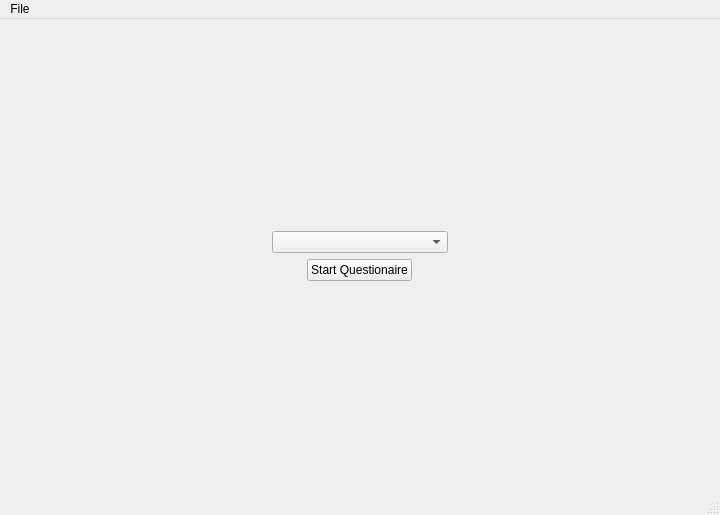
This is MainWindow.ui in BigMoonTech/VeToolsDiagnostic as Qt 5 draws it before an edit. The edited form follows.
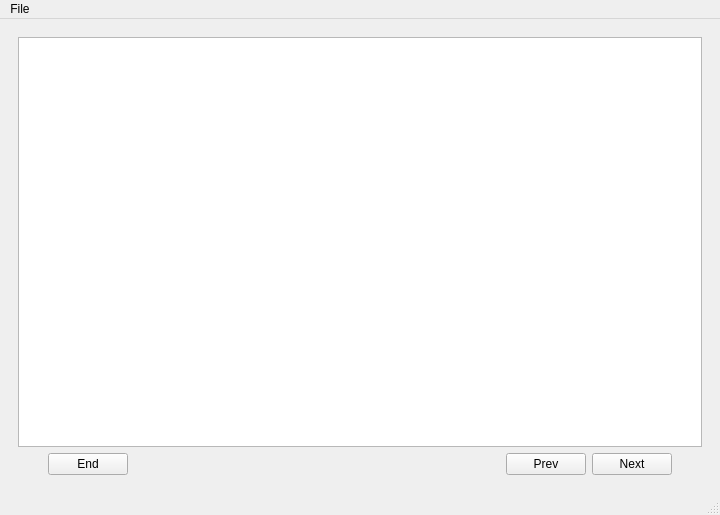
This is the edited form. The open tabs and pages were chosen to show the change.

Diff of the .ui file:
```diff
--- a/MainWindow.ui
+++ b/MainWindow.ui
@@ -330,6 +330,61 @@
         </item>
        </layout>
       </widget>
+      <widget class="QWidget" name="page">
+       <layout class="QVBoxLayout" name="verticalLayout_6">
+        <item>
+         <widget class="QTextBrowser" name="education_textbox">
+          <property name="openLinks">
+           <bool>false</bool>
+          </property>
+         </widget>
+        </item>
+        <item>
+         <layout class="QHBoxLayout" name="horizontalLayout_3">
+          <property name="leftMargin">
+           <number>30</number>
+          </property>
+          <property name="rightMargin">
+           <number>30</number>
+          </property>
+          <item>
+           <widget class="QPushButton" name="end_button_2">
+            <property name="text">
+             <string>End</string>
+            </property>
+           </widget>
+          </item>
+          <item>
+           <spacer name="horizontalSpacer_9">
+            <property name="orientation">
+             <enum>Qt::Horizontal</enum>
+            </property>
+            <property name="sizeHint" stdset="0">
+             <size>
+              <width>40</width>
+              <height>20</height>
+             </size>
+            </property>
+           </spacer>
+          </item>
+          <item>
+           <widget class="QPushButton" name="prev_button_2">
+            <property name="text">
+             <string>Prev</string>
+            </property>
+           </widget>
+          </item>
+          <item>
+           <widget class="QPushButton" name="next_button_2">
+            <property name="text">
+             <string>Next</string>
+            </property>
+           </widget>
+          </item>
+         </layout>
+        </item>
+       </layout>
+      </widget>
      </widget>
     </item>
    </layout>
```
